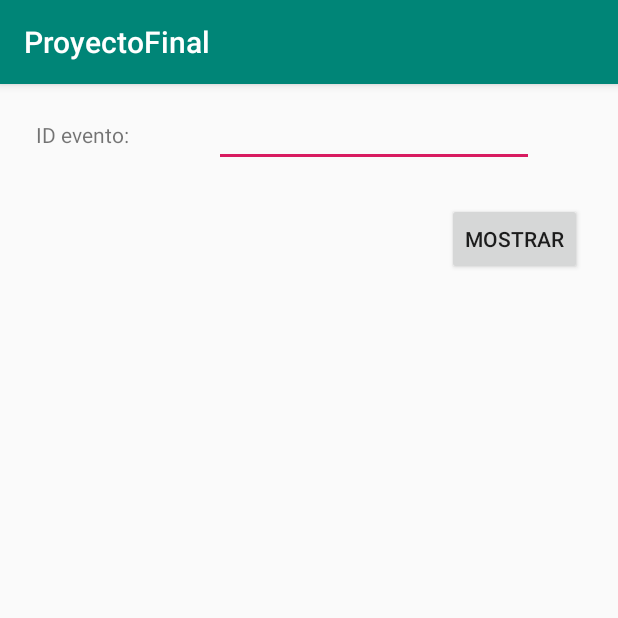
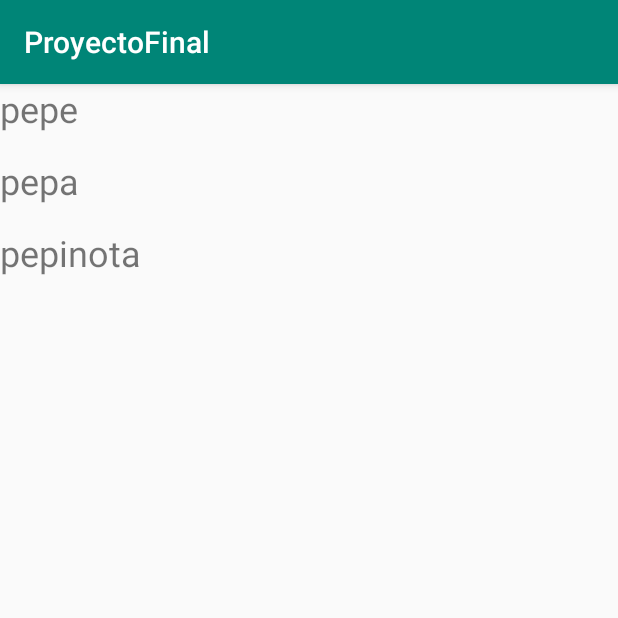
Before and after one commit to jeremiaslagorio/proyecto-dismov, an Android app: the screen it shows after launch (MainActivity), on a phone screen of 412 x 824 dp, the top half of it. Run offline under Robolectric (Android 15) with nearby library versions, the phone set to English and light mode, and no system bars; our stand-ins replace Firebase (no records; nobody signed in at launch, a user with empty details on screens opened directly).

Commit message:
Agregar fragmento para mostrar una lista de eventos

```diff
--- a/app/build.gradle
+++ b/app/build.gradle
@@ -32,6 +32,7 @@ dependencies {
     androidTestImplementation 'androidx.test.espresso:espresso-core:3.2.0'
 
     implementation 'androidx.lifecycle:lifecycle-extensions:2.1.0'
+    implementation 'androidx.recyclerview:recyclerview:1.1.0'
 
     implementation 'com.google.firebase:firebase-database:19.2.0'
     implementation 'com.google.firebase:firebase-core:17.2.1'
--- /dev/null
+++ b/app/src/main/java/com/junrrein/proyectofinal/ListaEventosAdapter.java
@@ -0,0 +1,49 @@
+package com.junrrein.proyectofinal;
+
+import android.view.LayoutInflater;
+import android.view.View;
+import android.view.ViewGroup;
+import android.widget.TextView;
+
+import androidx.annotation.NonNull;
+import androidx.recyclerview.widget.RecyclerView;
+
+public class ListaEventosAdapter
+        extends RecyclerView.Adapter<ListaEventosAdapter.ListaEventosViewHolder> {
+
+    private String[] datos;
+
+    public static class ListaEventosViewHolder extends RecyclerView.ViewHolder {
+        public TextView textView;
+
+        public ListaEventosViewHolder(View view) {
+            super(view);
+            this.textView = view.findViewById(R.id.texto_elemento);
+        }
+    }
+
+    public ListaEventosAdapter(String[] datos) {
+        this.datos = datos;
+    }
+
+    @NonNull
+    @Override
+    public ListaEventosViewHolder onCreateViewHolder(@NonNull ViewGroup parent,
+                                                     int viewType) {
+        View view = LayoutInflater.from(parent.getContext())
+                .inflate(R.layout.evento_elemento_lista, parent, false);
+
+        return new ListaEventosViewHolder(view);
+    }
+
+    @Override
+    public void onBindViewHolder(@NonNull ListaEventosViewHolder holder,
+                                 int position) {
+        holder.textView.setText(datos[position]);
+    }
+
+    @Override
+    public int getItemCount() {
+        return datos.length;
+    }
+}
--- /dev/null
+++ b/app/src/main/java/com/junrrein/proyectofinal/ListaEventosFragment.java
@@ -0,0 +1,31 @@
+package com.junrrein.proyectofinal;
+
+import android.os.Bundle;
+import android.view.LayoutInflater;
+import android.view.View;
+import android.view.ViewGroup;
+
+import androidx.annotation.NonNull;
+import androidx.annotation.Nullable;
+import androidx.fragment.app.Fragment;
+import androidx.recyclerview.widget.LinearLayoutManager;
+import androidx.recyclerview.widget.RecyclerView;
+
+public class ListaEventosFragment extends Fragment {
+    @Nullable
+    @Override
+    public View onCreateView(@NonNull LayoutInflater inflater,
+                             @Nullable ViewGroup container,
+                             @Nullable Bundle savedInstanceState) {
+        View view = inflater.inflate(R.layout.lista_eventos, container, false);
+
+        RecyclerView listaEventosRecyclerView = view.findViewById(R.id.lista_eventos_recyclerview);
+
+        listaEventosRecyclerView.setHasFixedSize(true);
+        listaEventosRecyclerView.setLayoutManager(new LinearLayoutManager(getContext()));
+        String[] datos = {"pepe", "pepa", "pepinota"};
+        listaEventosRecyclerView.setAdapter(new ListaEventosAdapter(datos));
+
+        return view;
+    }
+}
--- a/app/src/main/java/com/junrrein/proyectofinal/MainActivity.java
+++ b/app/src/main/java/com/junrrein/proyectofinal/MainActivity.java
@@ -30,7 +30,7 @@ public class MainActivity extends AppCompatActivity {
         if (savedInstanceState != null)
             return;
 
-        Fragment fragment = new ObtenerEventoFragment();
+        Fragment fragment = new ListaEventosFragment();
 
         getSupportFragmentManager().beginTransaction()
                 .add(R.id.contenedor_fragment, fragment)
--- /dev/null
+++ b/app/src/main/res/layout/evento_elemento_lista.xml
@@ -0,0 +1,13 @@
+<?xml version="1.0" encoding="utf-8"?>
+<LinearLayout xmlns:android="http://schemas.android.com/apk/res/android"
+    android:layout_width="match_parent"
+    android:layout_height="48dp">
+
+    <TextView
+        android:layout_width="match_parent"
+        android:layout_height="match_parent"
+        android:id="@+id/texto_elemento"
+        android:textSize="24sp"
+        />
+
+</LinearLayout>
--- /dev/null
+++ b/app/src/main/res/layout/lista_eventos.xml
@@ -0,0 +1,14 @@
+<?xml version="1.0" encoding="utf-8"?>
+<LinearLayout xmlns:android="http://schemas.android.com/apk/res/android"
+    xmlns:tools="http://schemas.android.com/tools"
+    android:id="@+id/linearLayout"
+    android:layout_width="match_parent"
+    android:layout_height="match_parent">
+
+    <androidx.recyclerview.widget.RecyclerView
+        android:layout_width="match_parent"
+        android:layout_height="match_parent"
+        android:id="@+id/lista_eventos_recyclerview"
+        tools:layout_editor_absoluteX="1dp"
+        tools:layout_editor_absoluteY="1dp" />
+</LinearLayout>
```
